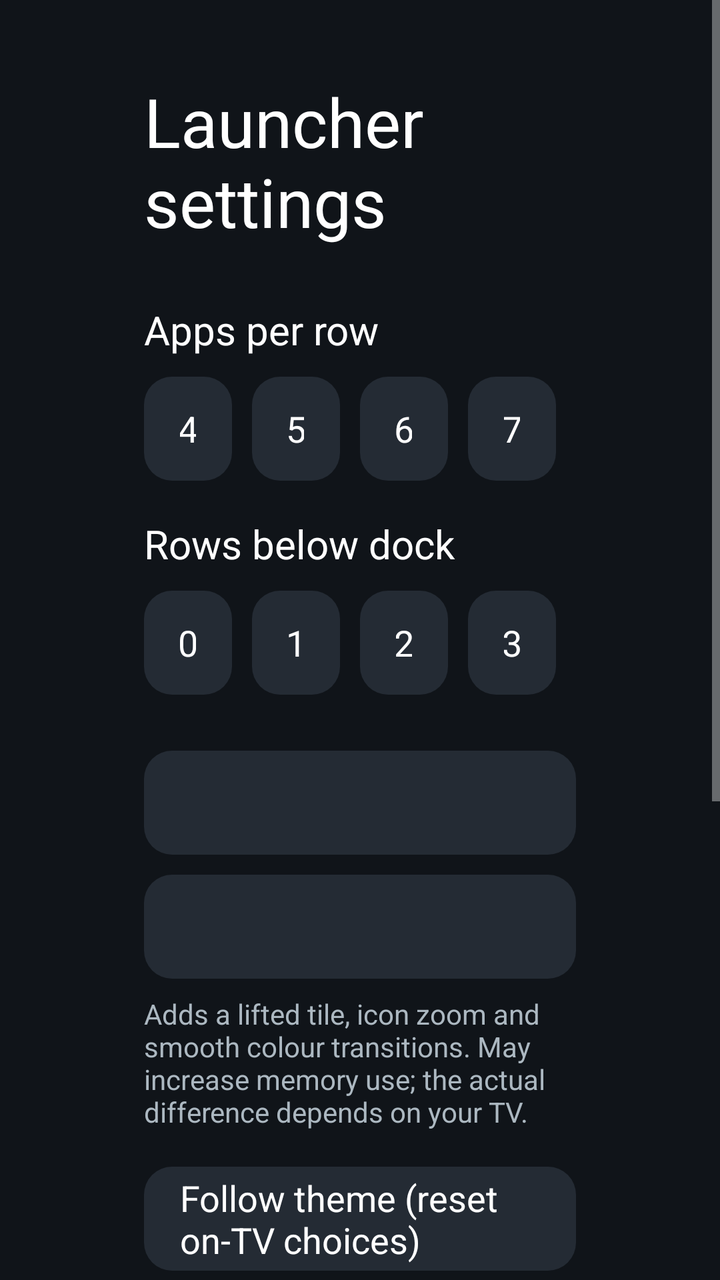
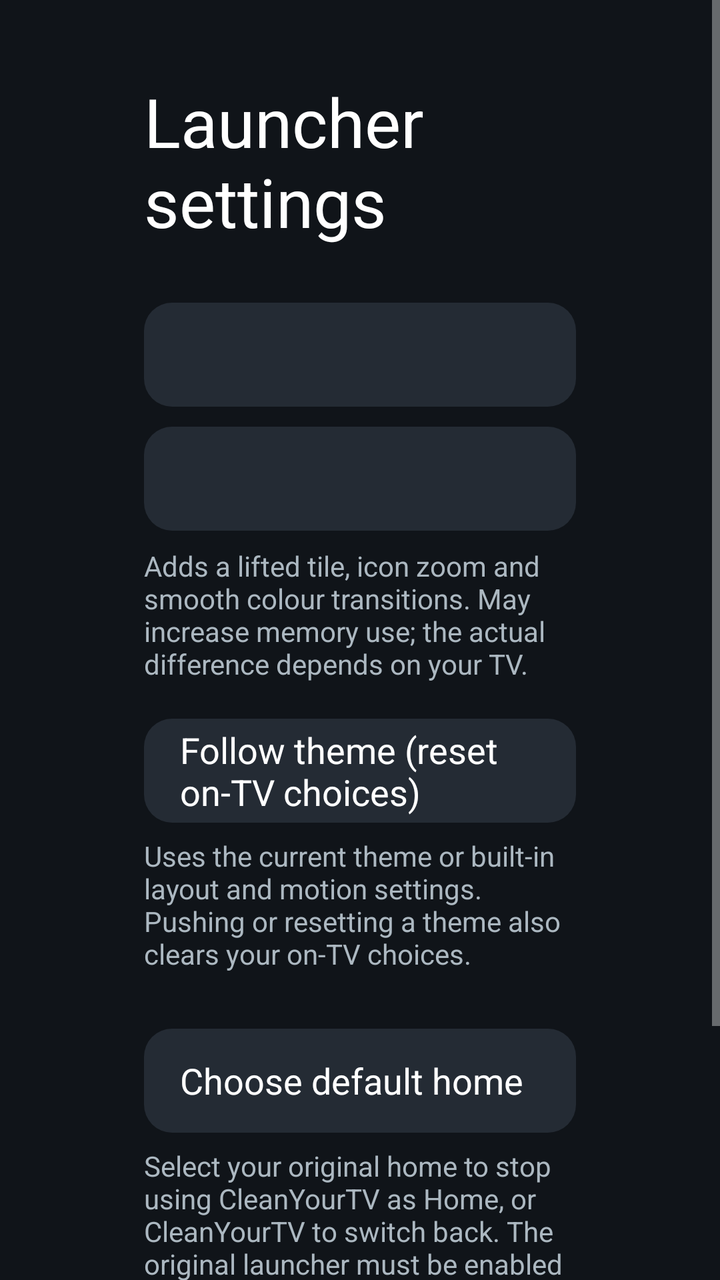

Before-and-after screenshots of an Android layout around one commit, followed by the original layout XML and the change that was made.
<!-- AndroidManifest.xml: application theme Theme.TvHome -->
<!-- res/layout/activity_launcher_settings.xml -->
<?xml version="1.0" encoding="utf-8"?>
<ScrollView xmlns:android="http://schemas.android.com/apk/res/android"
    android:layout_width="match_parent"
    android:layout_height="match_parent"
    android:background="#FF101419"
    android:fillViewport="true">

    <LinearLayout
        android:layout_width="match_parent"
        android:layout_height="wrap_content"
        android:orientation="vertical"
        android:paddingStart="72dp"
        android:paddingEnd="72dp"
        android:paddingTop="38dp"
        android:paddingBottom="38dp">

        <TextView
            android:layout_width="match_parent"
            android:layout_height="wrap_content"
            android:text="@string/launcher_settings"
            android:textColor="#FFFFFFFF"
            android:textSize="34sp" />

        <TextView
            android:layout_width="match_parent"
            android:layout_height="wrap_content"
            android:layout_marginTop="28dp"
            android:text="@string/columns_label"
            android:textColor="#FFFFFFFF"
            android:textSize="20sp" />

        <LinearLayout
            android:layout_width="match_parent"
            android:layout_height="wrap_content"
            android:layout_marginTop="10dp"
            android:orientation="horizontal">

            <TextView android:id="@+id/columns4" style="@style/SettingsColumnChoice" android:text="4" />
            <TextView android:id="@+id/columns5" style="@style/SettingsColumnChoice" android:text="5" />
            <TextView android:id="@+id/columns6" style="@style/SettingsColumnChoice" android:text="6" />
            <TextView android:id="@+id/columns7" style="@style/SettingsColumnChoice" android:text="7" />
        </LinearLayout>

        <TextView
            android:layout_width="match_parent"
            android:layout_height="wrap_content"
            android:layout_marginTop="18dp"
            android:text="@string/rows_below_dock_label"
            android:textColor="#FFFFFFFF"
            android:textSize="20sp" />

        <LinearLayout
            android:layout_width="match_parent"
            android:layout_height="wrap_content"
            android:layout_marginTop="10dp"
            android:orientation="horizontal">

            <TextView android:id="@+id/rows0" style="@style/SettingsColumnChoice" android:text="0" />
            <TextView android:id="@+id/rows1" style="@style/SettingsColumnChoice" android:text="1" />
            <TextView android:id="@+id/rows2" style="@style/SettingsColumnChoice" android:text="2" />
            <TextView android:id="@+id/rows3" style="@style/SettingsColumnChoice" android:text="3" />
        </LinearLayout>

        
        <TextView
            android:id="@+id/wallpaperChoice"
            style="@style/SettingsRow"
            android:visibility="gone"
            android:layout_marginTop="28dp" />

        <TextView
            android:id="@+id/animationsChoice"
            style="@style/SettingsRow"
            android:layout_marginTop="28dp" />

        <TextView
            android:id="@+id/advancedChoice"
            style="@style/SettingsRow"
            android:layout_marginTop="10dp" />

        <TextView
            android:layout_width="match_parent"
            android:layout_height="wrap_content"
            android:layout_marginTop="8dp"
            android:text="@string/advanced_effects_warning"
            android:textColor="#FFACB8C1"
            android:textSize="14sp" />

        <TextView
            android:id="@+id/followThemeChoice"
            style="@style/SettingsRow"
            android:layout_marginTop="18dp"
            android:text="@string/follow_theme" />

        <TextView
            android:layout_width="match_parent"
            android:layout_height="wrap_content"
            android:layout_marginTop="7dp"
            android:text="@string/follow_theme_hint"
            android:textColor="#FFACB8C1"
            android:textSize="14sp" />

        <TextView
            android:id="@+id/defaultHomeChoice"
            style="@style/SettingsRow"
            android:layout_marginTop="28dp"
            android:text="@string/home_settings" />

        <TextView
            android:layout_width="match_parent"
            android:layout_height="wrap_content"
            android:layout_marginTop="7dp"
            android:text="@string/home_settings_help"
            android:textColor="#FFACB8C1"
            android:textSize="14sp" />

        <TextView
            android:id="@+id/tvSettingsChoice"
            style="@style/SettingsRow"
            android:layout_marginTop="18dp"
            android:text="@string/tv_settings" />
    </LinearLayout>
</ScrollView>
<!-- resources referenced by this layout -->
<resources>
  <string name="advanced_effects_warning">Adds a lifted tile, icon zoom and smooth colour transitions. May increase memory use; the actual difference depends on your TV.</string>
  <string name="columns_label">Apps per row</string>
  <string name="follow_theme">Follow theme (reset on-TV choices)</string>
  <string name="follow_theme_hint">Uses the current theme or built-in layout and motion settings. Pushing or resetting a theme also clears your on-TV choices.</string>
  <string name="home_settings">Choose default home</string>
  <string name="home_settings_help">Select your original home to stop using CleanYourTV as Home, or CleanYourTV to switch back. The original launcher must be enabled and your TV must provide a home picker; use the restore script first if it was disabled.</string>
  <string name="launcher_settings">Launcher settings</string>
  <string name="rows_below_dock_label">Rows below dock</string>
  <string name="tv_settings">TV system settings</string>
  <style name="SettingsColumnChoice" parent="SettingsRow">
          <item name="android:layout_width">0dp</item>
          <item name="android:layout_weight">1</item>
          <item name="android:layout_marginEnd">10dp</item>
          <item name="android:gravity">center</item>
      </style>
  <style name="SettingsRow">
          <item name="android:layout_width">match_parent</item>
          <item name="android:layout_height">52dp</item>
          <item name="android:gravity">center_vertical</item>
          <item name="android:paddingStart">18dp</item>
          <item name="android:paddingEnd">18dp</item>
          <item name="android:background">@drawable/settings_choice_bg</item>
          <item name="android:textColor">#FFFFFFFF</item>
          <item name="android:textSize">18sp</item>
          <item name="android:focusable">true</item>
          <item name="android:clickable">true</item>
      </style>
  <style name="Theme.TvHome" parent="android:Theme.Material.NoActionBar.Fullscreen">
          <item name="android:windowBackground">@android:color/black</item>
          <item name="android:colorBackground">@android:color/black</item>
          <item name="android:windowAnimationStyle">@null</item>
      </style>
  <!-- drawable settings_choice_bg (drawable) -->
  <?xml version="1.0" encoding="utf-8"?>
  <selector xmlns:android="http://schemas.android.com/apk/res/android">
      <item android:state_focused="true">
          <shape android:shape="rectangle">
              <solid android:color="#5574A987" />
              <corners android:radius="14dp" />
              <stroke android:width="2dp" android:color="#FFB9E7C7" />
          </shape>
      </item>
      <item android:state_selected="true">
          <shape android:shape="rectangle">
              <solid android:color="#334DAE6D" />
              <corners android:radius="14dp" />
              <stroke android:width="1dp" android:color="#FF4DAE6D" />
          </shape>
      </item>
      <item>
          <shape android:shape="rectangle">
              <solid android:color="#FF242B34" />
              <corners android:radius="14dp" />
          </shape>
      </item>
  </selector>
</resources>

<!-- the commit's change to res/layout/activity_launcher_settings.xml (unified diff, before → after) -->
@@ -26,12 +26,14 @@
             android:layout_height="wrap_content"
             android:layout_marginTop="28dp"
             android:text="@string/columns_label"
+            android:visibility="gone"
             android:textColor="#FFFFFFFF"
             android:textSize="20sp" />
 
         <LinearLayout
             android:layout_width="match_parent"
             android:layout_height="wrap_content"
+            android:visibility="gone"
             android:layout_marginTop="10dp"
             android:orientation="horizontal">
 
@@ -44,12 +46,14 @@
         <TextView
             android:layout_width="match_parent"
             android:layout_height="wrap_content"
+            android:visibility="gone"
             android:layout_marginTop="18dp"
             android:text="@string/rows_below_dock_label"
             android:textColor="#FFFFFFFF"
             android:textSize="20sp" />
 
         <LinearLayout
+            android:visibility="gone"
             android:layout_width="match_parent"
             android:layout_height="wrap_content"
             android:layout_marginTop="10dp"
